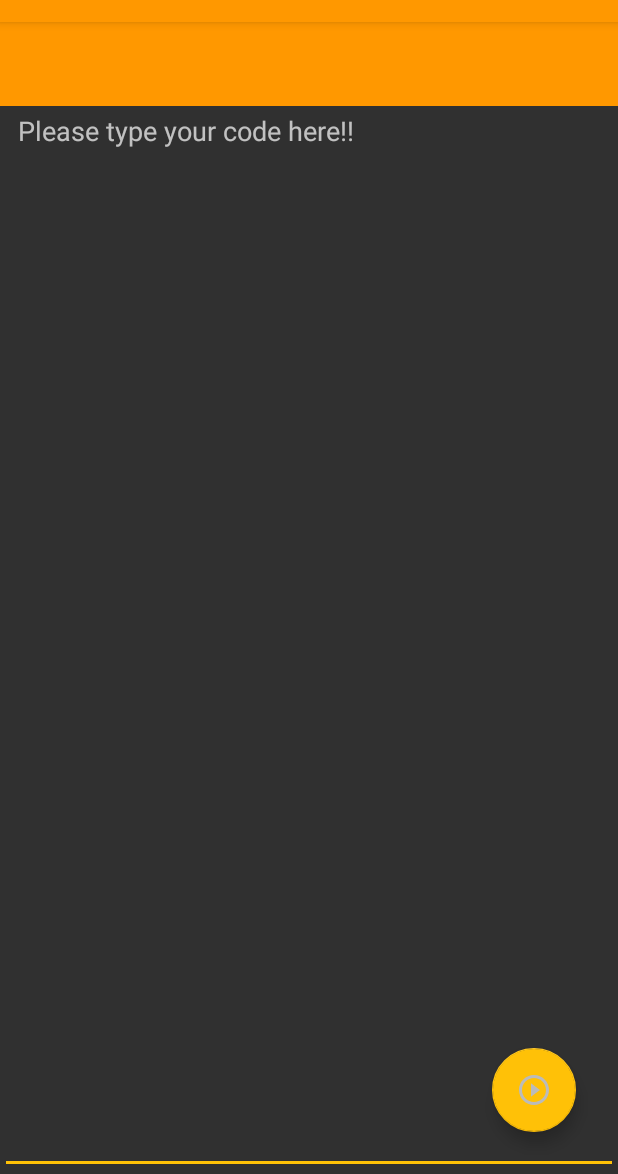
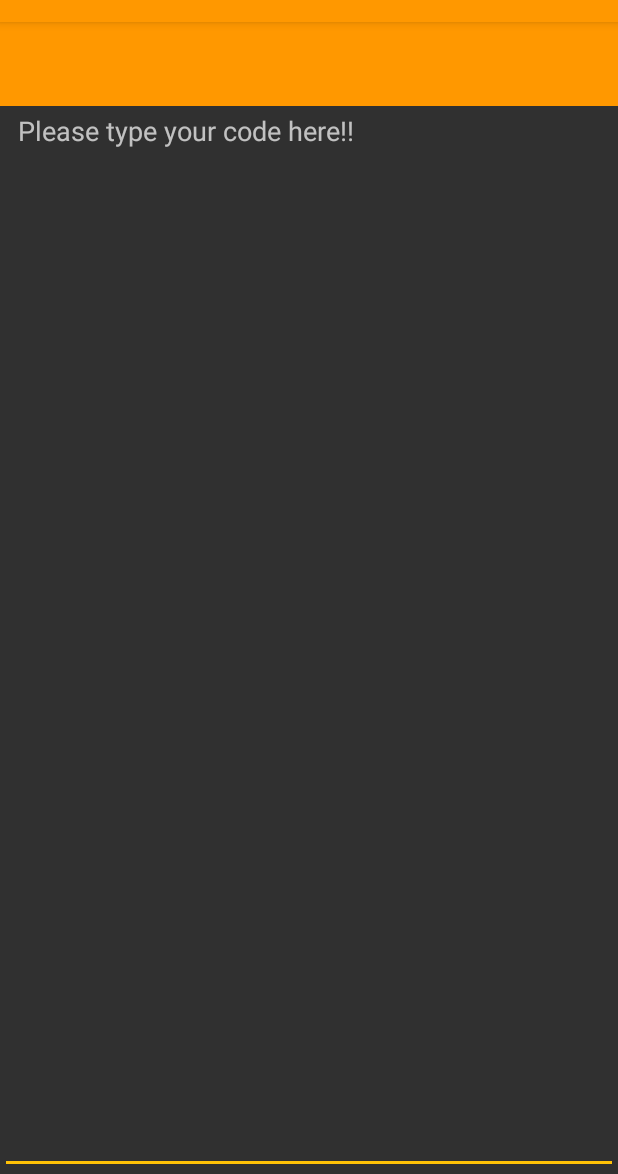
Before and after one commit to mayankmahavar111/Drioditor, an Android app: the EditCodeActivity screen opened directly, with no data from a screen before it, on a phone screen of 412 x 824 dp, the part 62-1236 px from its top. Run offline under Robolectric (Android 15) with nearby library versions, the light colour scheme and no system bars; our stand-ins replace Room's generated code; 1 statement that could not run was skipped.

Commit message:
Update Drioditor/app/src/main/res/layout/activity_edit_code.xml

```diff
--- a/Drioditor/app/src/main/res/layout/activity_edit_code.xml
+++ b/Drioditor/app/src/main/res/layout/activity_edit_code.xml
@@ -32,15 +32,4 @@
             android:paddingTop="4dp"
             />
 
-        <android.support.design.widget.FloatingActionButton
-            android:id="@+id/fab"
-            android:layout_width="wrap_content"
-            android:layout_height="wrap_content"
-            android:layout_alignParentEnd="true"
-            android:layout_alignParentBottom="true"
-            android:layout_gravity="bottom|end"
-            android:layout_marginEnd="28dp"
-            android:layout_marginBottom="28dp"
-            android:src="@drawable/ic_play_circle_outline_black_24dp" />
-
 </RelativeLayout>
```
